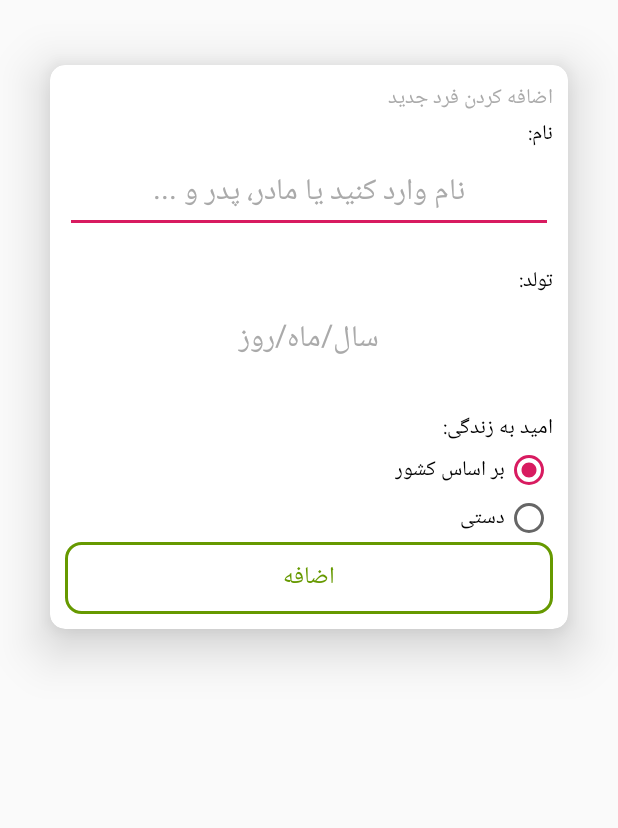
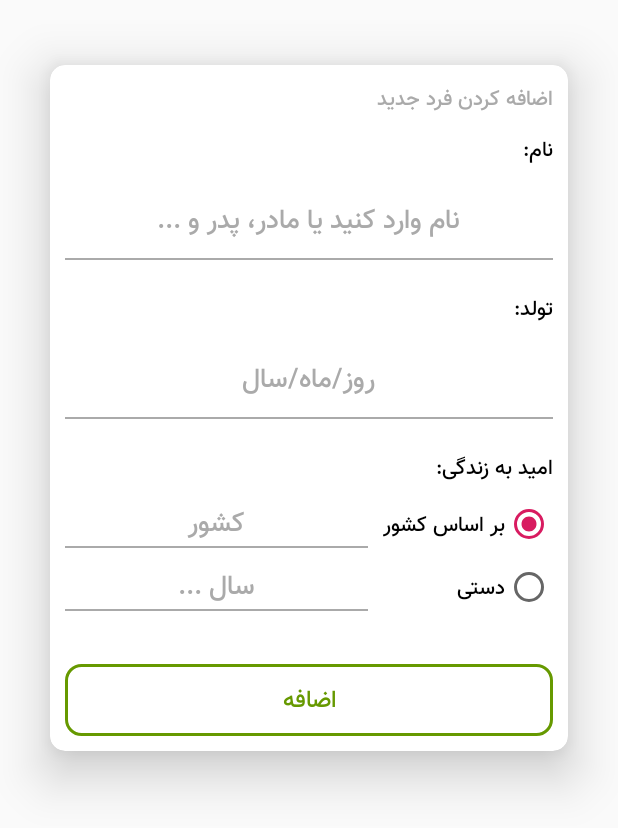
Before and after one commit to mohamadkaramidarabi/lifetime, an Android app: the layout dialog_add_person.xml on its own in the app's theme, with its tools: preview values and no code run, on a phone screen of 412 x 824 dp. Shown: the top 828 px of the screen. Run offline under Robolectric (Android 15) with nearby library versions, the phone set to English and light mode, and no system bars.

Commit message:
for push

```diff
--- a/app/src/main/java/com/example/lifetime/di/builder/ActivityBuilder.kt
+++ b/app/src/main/java/com/example/lifetime/di/builder/ActivityBuilder.kt
@@ -1,7 +1,5 @@
 package com.example.lifetime.di.builder
 
-import com.example.lifetime.ui.addperson.view.AddPersonDialog
-import com.example.lifetime.ui.lifespiralview.LifeSpiral
 import com.example.lifetime.ui.main.MainActivityModule
 import com.example.lifetime.ui.main.view.MainActivity
 import dagger.Module
--- a/app/src/main/java/com/example/lifetime/di/module/AppModule.kt
+++ b/app/src/main/java/com/example/lifetime/di/module/AppModule.kt
@@ -5,6 +5,7 @@ import android.content.Context
 import android.util.Log
 import androidx.room.Room
 import com.example.lifetime.data.database.AppDatabase
+import com.example.lifetime.data.database.repository.person.Person
 import com.example.lifetime.data.database.repository.person.PersonDao
 import com.example.lifetime.data.database.repository.person.PersonRepo
 import com.example.lifetime.data.database.repository.person.PersonRepository
@@ -43,11 +44,12 @@ class AppModule {
     internal fun providePersonDao(appDatabase: AppDatabase): PersonDao = appDatabase.personDao()
 
     @Provides
-    internal fun provideCompositDisposal(): CompositeDisposable = CompositeDisposable()
+    internal fun provideCompositeDisposal(): CompositeDisposable = CompositeDisposable()
 
     @Provides
     internal fun provideSchedulerProvider(): SchedulerProvider = SchedulerProvider()
 
 
 
+
 }
--- a/app/src/main/java/com/example/lifetime/ui/addperson/view/AddPersonMVPDialog.kt
+++ b/app/src/main/java/com/example/lifetime/ui/addperson/view/AddPersonMVPDialog.kt
@@ -6,5 +6,5 @@ import ir.hamsaa.persiandatepicker.util.PersianCalendar
 interface AddPersonMVPDialog : MVPView{
     fun openDataPickerView()
     fun dismissDialog()
-    fun onDateSelected(birthDate: String, ageByDay: Int)
+    fun onDateSelected(persianCalendar: PersianCalendar)
 }
--- a/app/src/main/java/com/example/lifetime/util/CommonUtil.kt
+++ b/app/src/main/java/com/example/lifetime/util/CommonUtil.kt
@@ -6,6 +6,7 @@ import android.graphics.Color
 import android.widget.ProgressBar
 import androidx.core.graphics.drawable.toDrawable
 import com.example.lifetime.R
+import ir.hamsaa.persiandatepicker.util.PersianCalendar
 
 object CommonUtil {
 
@@ -21,4 +22,9 @@ object CommonUtil {
             return it
         }
     }
+
+    fun calculateAge(persianCalendar: PersianCalendar): Int =
+        ((PersianCalendar().time.time - persianCalendar.time.time) / (24 * 60 * 60 * 1000)).toInt()
+
+
 }
--- a/app/src/main/res/layout/dialog_add_person.xml
+++ b/app/src/main/res/layout/dialog_add_person.xml
@@ -16,88 +16,162 @@
     android:layout_width="match_parent"
     android:layout_height="match_parent">
     <TextView
+        android:layout_marginBottom="10dp"
+        style="@style/TextView"
         android:text="اضافه کردن فرد جدید"
         android:textColor="@android:color/darker_gray"
         android:layout_gravity="right"
         android:layout_width="wrap_content"
         android:layout_height="wrap_content"/>
     <TextView
-        android:textColor="@android:color/black"
+        android:layout_marginBottom="10dp"
+        style="@style/TextView"
         android:text="نام:"
         android:layout_gravity="right"
         android:layout_width="wrap_content"
         android:layout_height="wrap_content"/>
     <EditText
+        style="@style/TextView"
         android:hint="نام وارد کنید یا مادر، پدر و ..."
         android:textColorHint="@android:color/darker_gray"
+        android:background="@android:color/transparent"
         android:gravity="center"
         android:padding="10dp"
         android:id="@+id/nameEdt"
-        android:textSize="20sp"
-        android:layout_marginBottom="20dp"
+        android:textSize="18sp"
         android:layout_width="match_parent"
         android:layout_height="wrap_content" />
+    <View
+        android:background="@android:color/darker_gray"
+        android:layout_width="match_parent"
+        android:layout_marginBottom="20dp"
+        android:layout_height="1dp"/>
     <TextView
-        android:textColor="@android:color/black"
+        android:layout_marginBottom="10dp"
+        style="@style/TextView"
         android:text="تولد:"
         android:layout_gravity="right"
         android:layout_width="wrap_content"
         android:layout_height="wrap_content"/>
 
     <TextView
+        style="@style/TextView"
         android:clickable="true"
         android:focusable="true"
         android:gravity="center"
         android:padding="10dp"
         android:id="@+id/birthDatePicker"
-        android:layout_marginBottom="20dp"
         android:textDirection="rtl"
         android:layout_gravity="center"
-        android:text="سال/ماه/روز"
-        android:textSize="20sp"
+        android:text="روز/ماه/سال"
+        android:textSize="18sp"
         android:textColor="@android:color/darker_gray"
         android:layout_width="match_parent"
         android:layout_height="wrap_content" />
+    <View
+        android:background="@android:color/darker_gray"
+        android:layout_width="match_parent"
+        android:layout_marginBottom="20dp"
+        android:layout_height="1dp"/>
     <TextView
-        android:textColor="@android:color/black"
+        android:layout_marginBottom="10dp"
+        style="@style/TextView"
         android:text="امید به زندگی:"
         android:layout_gravity="right"
         android:layout_width="wrap_content"
         android:layout_height="wrap_content"/>
 
-
+    <androidx.constraintlayout.widget.ConstraintLayout
+        android:layout_width="match_parent"
+        android:layout_height="wrap_content">
         <RadioGroup
-        android:layout_width="match_parent"
-        android:layout_height="match_parent">
+            android:id="@+id/lifeExOptions"
+            app:layout_constraintRight_toRightOf="parent"
+            app:layout_constraintTop_toTopOf="parent"
+            android:layout_width="wrap_content"
+            android:layout_height="wrap_content">
             <RadioButton
+                android:layout_marginLeft="10dp"
                 android:id="@+id/countryOption"
+                android:layout_marginBottom="10dp"
                 android:checked="true"
+                style="@style/TextView"
                 android:text="بر اساس کشور"
-            android:textColor="@android:color/black"
-            android:outlineSpotShadowColor="@android:color/black"
                 android:layout_gravity="right"
-            android:gravity="center"
+                android:gravity="right|center_vertical"
                 android:textDirection="rtl"
                 android:layoutDirection="rtl"
-            android:layout_width="wrap_content"
+                android:layout_width="match_parent"
                 android:layout_height="wrap_content"/>
-
             <RadioButton
+                android:layout_marginLeft="10dp"
+                android:layout_marginBottom="10dp"
                 android:id="@+id/manualOption"
                 android:checked="false"
+                style="@style/TextView"
                 android:text="دستی"
-            android:textColor="@android:color/black"
-            android:outlineSpotShadowColor="@android:color/black"
                 android:layout_gravity="right"
-            android:gravity="center"
+                android:gravity="right|center_vertical"
                 android:textDirection="rtl"
                 android:layoutDirection="rtl"
-            android:layout_width="wrap_content"
+                android:layout_width="match_parent"
                 android:layout_height="wrap_content"/>
-
         </RadioGroup>
 
+        <LinearLayout
+            app:layout_constraintTop_toTopOf="parent"
+            app:layout_constraintLeft_toLeftOf="parent"
+            app:layout_constraintRight_toLeftOf="@id/lifeExOptions"
+            app:layout_constraintTop_toBottomOf="@id/enterYearView"
+            android:id="@+id/countrySelectView"
+            android:layout_width="0dp"
+            android:orientation="vertical"
+            android:layout_height="wrap_content">
+            <TextView
+                android:layout_gravity="center"
+                android:gravity="center"
+                style="@style/TextView"
+                android:textSize="18sp"
+                android:textColor="@android:color/darker_gray"
+                android:text="کشور"
+                android:layout_width="match_parent"
+                android:layout_height="wrap_content"/>
+            <View
+                android:layout_height="1dp"
+                android:background="@android:color/darker_gray"
+                android:layout_width="match_parent"/>
+        </LinearLayout>
+
+        <LinearLayout
+            android:id="@+id/enterYearView"
+            app:layout_constraintTop_toBottomOf="@id/countrySelectView"
+            app:layout_constraintLeft_toLeftOf="parent"
+            app:layout_constraintBottom_toBottomOf="@id/lifeExOptions"
+            app:layout_constraintRight_toLeftOf="@id/lifeExOptions"
+            android:layout_width="0dp"
+            android:orientation="vertical"
+            android:layout_height="wrap_content">
+            <TextView
+                android:layout_gravity="center"
+                android:gravity="center"
+                style="@style/TextView"
+                android:textSize="18sp"
+                android:textColor="@android:color/darker_gray"
+                android:text="سال ..."
+                android:layout_width="match_parent"
+                android:layout_height="match_parent"/>
+            <View
+                android:layout_height="1dp"
+                android:background="@android:color/darker_gray"
+                android:layout_width="match_parent"/>
+        </LinearLayout>
+
+    </androidx.constraintlayout.widget.ConstraintLayout>
+
+
     <Button
+        android:layout_marginTop="25dp"
+        style="@style/TextView"
         android:layout_gravity="center"
         android:id="@+id/submitButton"
         android:background="@drawable/button_shape"
--- a/app/src/main/res/layout/fragment_life_spiral.xml
+++ b/app/src/main/res/layout/fragment_life_spiral.xml
@@ -9,6 +9,7 @@
     tools:showIn="@layout/app_bar_main">
 
     <com.example.lifetime.ui.lifespiralview.LifeSpiral
+        android:visibility="gone"
         android:id="@+id/lifeSpiral"
         android:layout_width="match_parent"
         android:layout_height="match_parent"/>
--- a/app/src/main/res/values-v21/styles.xml
+++ b/app/src/main/res/values-v21/styles.xml
@@ -5,4 +5,6 @@
         <item name="windowNoTitle">true</item>
         <item name="android:statusBarColor">@android:color/transparent</item>
     </style>
+
+
 </resources>
--- a/app/src/main/res/values/strings.xml
+++ b/app/src/main/res/values/strings.xml
@@ -3,4 +3,5 @@
 
     <!-- TODO: Remove or change this placeholder text -->
     <string name="hello_blank_fragment">Hello blank fragment</string>
+
 </resources>
--- a/app/src/main/res/values/styles.xml
+++ b/app/src/main/res/values/styles.xml
@@ -17,4 +17,13 @@
 
     <style name="AppTheme.PopupOverlay" parent="ThemeOverlay.AppCompat.Light" />
 
+    <style name="TextView">
+        <item name="android:fontFamily">@font/vazir_medium</item>
+        <item name="android:textColor">@android:color/black</item>
+        <item name="android:textSize">14sp</item>
+    </style>
+
+
+
+
 </resources>
```
Also changed, not shown: app/src/main/java/com/example/lifetime/data/database/repository/person/Person.kt (+11 -5 lines), app/src/main/java/com/example/lifetime/ui/addperson/presenter/AddPersonPresenter.kt (+5 -6 lines), app/src/main/java/com/example/lifetime/ui/addperson/view/AddPersonDialog.kt (+15 -10 lines), app/src/main/java/com/example/lifetime/ui/lifespiralview/LifeSpiral.kt (+10 -22 lines), app/src/main/java/com/example/lifetime/ui/lifespiralview/LifeSpiralFragment.kt (+10 -0 lines), app/src/main/java/com/example/lifetime/ui/main/view/MainActivity.kt (+13 -23 lines), app/src/main/java/com/example/lifetime/ui/main/view/PersonAdapter.kt (+8 -7 lines), app/src/main/res/layout/item_person.xml (+2 -21 lines), app/src/main/res/font/vazir_medium.ttf (added). Lines whose indentation alone changed are shown as unchanged.
